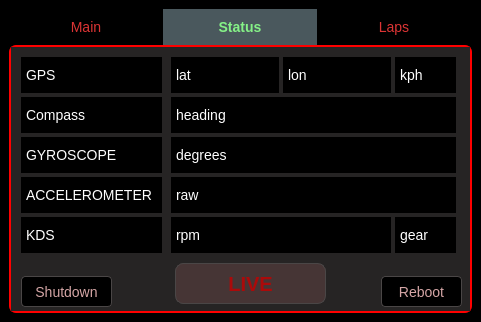
Before: the Qt Designer form zx6r_qt/mainwindow.ui in javirugo/telemetry, drawn with Qt 5.
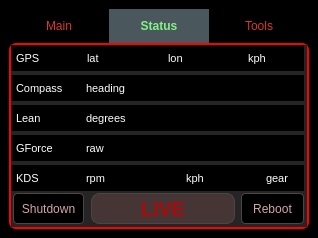
After: the same form once the commit is applied. The open tabs and pages were chosen to show the change.

Patch:
```diff
--- a/zx6r_qt/mainwindow.ui
+++ b/zx6r_qt/mainwindow.ui
@@ -6,8 +6,8 @@
    <rect>
     <x>0</x>
     <y>0</y>
-    <width>481</width>
-    <height>322</height>
+    <width>318</width>
+    <height>238</height>
    </rect>
   </property>
   <property name="windowTitle">
@@ -17,27 +17,26 @@
    <enum>Qt::LeftToRight</enum>
   </property>
   <property name="styleSheet">
-   <string notr="true">QMainWindow { width: 468px; height: 218px; }
+   <string notr="true">QMainWindow { width: 318px; height: 238px; }
 
 #centralwidget { background-color: black; color: white; }
 
-QWidget { background-color: #262424; color: white; font-size: 14px; }
+QWidget { background-color: #262424; color: white; font-size: 12px; }
 
 QPushButton { background-color: black; color: white; border: 1px solid #4A4646; }
 
-QTabBar::tab { min-width: 110px; font-weight: normal; color: #DC3434; padding: 10px 22px; border: 0; background-color: black; }
+QTabBar::tab { min-width: 56px; font-weight: normal; color: #DC3434; padding: 10px 22px; border: 0; background-color: black; }
 
 QTabBar::tab:selected { font-weight: bold; background-color: #4A585D; color: #85F187; }
 
 QTabWidget::pane { border: 2px solid red; border-radius: 7px; background-color: #3E3E3E;}
 
-#labelBestLapTime, #labelLastLapTime { font-size: 52px; font-weight: bold; }
+#labelBestLapTime, #labelLastLapTime { font-size: 40px; font-weight: bold; }
 
-#labelCurrentLapTime {color: #95FAFF; }
 #labelBestLapTime {color: #24A523; }
 #labelLastLapTime {color: #9098A9; }
 
-#tabStatus QLabel { padding: 8px 2px;  qproperty-alignment: AlignCenter; background-color: black; }
+#tabStatus QLabel { padding: 4px 2px;  qproperty-alignment: AlignCenter; background-color: black; font-size: 11px; }
 
 #pbRecord {  border-style: solid; border-width: 3px; border-color: #585858; border-radius: 8px; }
 
@@ -163,10 +162,10 @@
        <widget class="QLabel" name="labelStatusGPS">
         <property name="geometry">
          <rect>
-          <x>10</x>
-          <y>10</y>
-          <width>141</width>
-          <height>36</height>
+          <x>0</x>
+          <y>0</y>
+          <width>71</width>
+          <height>26</height>
          </rect>
         </property>
         <property name="text">
@@ -176,36 +175,36 @@
        <widget class="QLabel" name="labelStatusGyroscope">
         <property name="geometry">
          <rect>
-          <x>10</x>
-          <y>90</y>
-          <width>141</width>
-          <height>36</height>
+          <x>0</x>
+          <y>60</y>
+          <width>70</width>
+          <height>26</height>
          </rect>
         </property>
         <property name="text">
-         <string>GYROSCOPE</string>
+         <string>Lean</string>
         </property>
        </widget>
        <widget class="QLabel" name="labelStatusAccelerometer">
         <property name="geometry">
          <rect>
-          <x>10</x>
-          <y>130</y>
-          <width>141</width>
-          <height>36</height>
+          <x>0</x>
+          <y>90</y>
+          <width>70</width>
+          <height>26</height>
          </rect>
         </property>
         <property name="text">
-         <string>ACCELEROMETER</string>
+         <string>GForce</string>
         </property>
        </widget>
        <widget class="QLabel" name="labelStatusKDS">
         <property name="geometry">
          <rect>
-          <x>10</x>
-          <y>170</y>
-          <width>141</width>
-          <height>36</height>
+          <x>0</x>
+          <y>120</y>
+          <width>70</width>
+          <height>26</height>
          </rect>
         </property>
         <property name="text">
@@ -215,10 +214,10 @@
        <widget class="QLabel" name="labelStatus_lat">
         <property name="geometry">
          <rect>
-          <x>160</x>
-          <y>10</y>
-          <width>108</width>
-          <height>36</height>
+          <x>71</x>
+          <y>0</y>
+          <width>81</width>
+          <height>26</height>
          </rect>
         </property>
         <property name="text">
@@ -228,10 +227,10 @@
        <widget class="QLabel" name="labelStatus_lon">
         <property name="geometry">
          <rect>
-          <x>272</x>
-          <y>10</y>
-          <width>108</width>
-          <height>36</height>
+          <x>152</x>
+          <y>0</y>
+          <width>81</width>
+          <height>26</height>
          </rect>
         </property>
         <property name="text">
@@ -241,10 +240,10 @@
        <widget class="QLabel" name="labelStatus_gyros">
         <property name="geometry">
          <rect>
-          <x>160</x>
-          <y>90</y>
-          <width>285</width>
-          <height>36</height>
+          <x>70</x>
+          <y>60</y>
+          <width>223</width>
+          <height>26</height>
          </rect>
         </property>
         <property name="text">
@@ -254,10 +253,10 @@
        <widget class="QLabel" name="labelStatus_accelerometer">
         <property name="geometry">
          <rect>
-          <x>160</x>
-          <y>130</y>
-          <width>285</width>
-          <height>36</height>
+          <x>70</x>
+          <y>90</y>
+          <width>223</width>
+          <height>26</height>
          </rect>
         </property>
         <property name="text">
@@ -267,10 +266,10 @@
        <widget class="QLabel" name="labelStatus_rpm">
         <property name="geometry">
          <rect>
-          <x>160</x>
-          <y>170</y>
-          <width>220</width>
-          <height>36</height>
+          <x>70</x>
+          <y>120</y>
+          <width>101</width>
+          <height>26</height>
          </rect>
         </property>
         <property name="text">
@@ -280,10 +279,10 @@
        <widget class="QLabel" name="labelStatus_gear">
         <property name="geometry">
          <rect>
-          <x>384</x>
-          <y>170</y>
-          <width>61</width>
-          <height>36</height>
+          <x>250</x>
+          <y>120</y>
+          <width>43</width>
+          <height>26</height>
          </rect>
         </property>
         <property name="text">
@@ -293,10 +292,10 @@
        <widget class="QLabel" name="labelStatusCompass">
         <property name="geometry">
          <rect>
-          <x>10</x>
-          <y>50</y>
-          <width>141</width>
-          <height>36</height>
+          <x>0</x>
+          <y>30</y>
+          <width>70</width>
+          <height>26</height>
          </rect>
         </property>
         <property name="text">
@@ -306,23 +305,23 @@
        <widget class="QLabel" name="labelStatus_heading">
         <property name="geometry">
          <rect>
-          <x>160</x>
-          <y>50</y>
-          <width>285</width>
-          <height>36</height>
+          <x>70</x>
+          <y>30</y>
+          <width>223</width>
+          <height>26</height>
          </rect>
         </property>
         <property name="text">
          <string>heading</string>
         </property>
        </widget>
-       <widget class="QLabel" name="labelStatus_kph">
+       <widget class="QLabel" name="labelStatus_speed">
         <property name="geometry">
          <rect>
-          <x>384</x>
-          <y>10</y>
+          <x>232</x>
+          <y>0</y>
           <width>61</width>
-          <height>36</height>
+          <height>26</height>
          </rect>
         </property>
         <property name="text">
@@ -332,9 +331,9 @@
        <widget class="QPushButton" name="pbReboot">
         <property name="geometry">
          <rect>
-          <x>370</x>
-          <y>229</y>
-          <width>81</width>
+          <x>230</x>
+          <y>148</y>
+          <width>63</width>
           <height>31</height>
          </rect>
         </property>
@@ -348,9 +347,9 @@
        <widget class="QPushButton" name="pbShutdown">
         <property name="geometry">
          <rect>
-          <x>10</x>
-          <y>229</y>
-          <width>91</width>
+          <x>2</x>
+          <y>148</y>
+          <width>71</width>
           <height>31</height>
          </rect>
         </property>
@@ -364,10 +363,10 @@
        <widget class="QPushButton" name="pbLiveStatus">
         <property name="geometry">
          <rect>
-          <x>164</x>
-          <y>216</y>
-          <width>151</width>
-          <height>41</height>
+          <x>80</x>
+          <y>148</y>
+          <width>144</width>
+          <height>31</height>
          </rect>
         </property>
         <property name="focusPolicy">
@@ -380,10 +379,23 @@
          <bool>true</bool>
         </property>
        </widget>
+       <widget class="QLabel" name="labelStatus_kph">
+        <property name="geometry">
+         <rect>
+          <x>170</x>
+          <y>120</y>
+          <width>81</width>
+          <height>26</height>
+         </rect>
+        </property>
+        <property name="text">
+         <string>kph</string>
+        </property>
+       </widget>
       </widget>
       <widget class="QWidget" name="tabLaps">
        <attribute name="title">
-        <string>Laps</string>
+        <string>Tools</string>
        </attribute>
       </widget>
      </widget>
```
Left out of the diff: 36 changed lines with no effect on the pictures.
